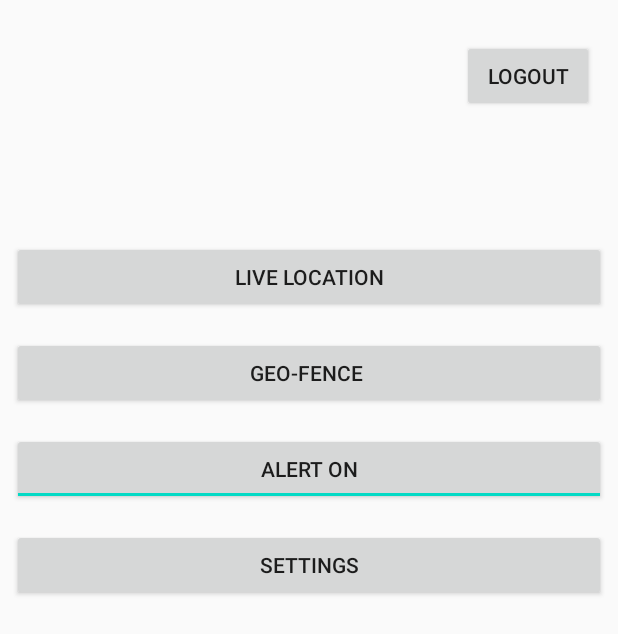
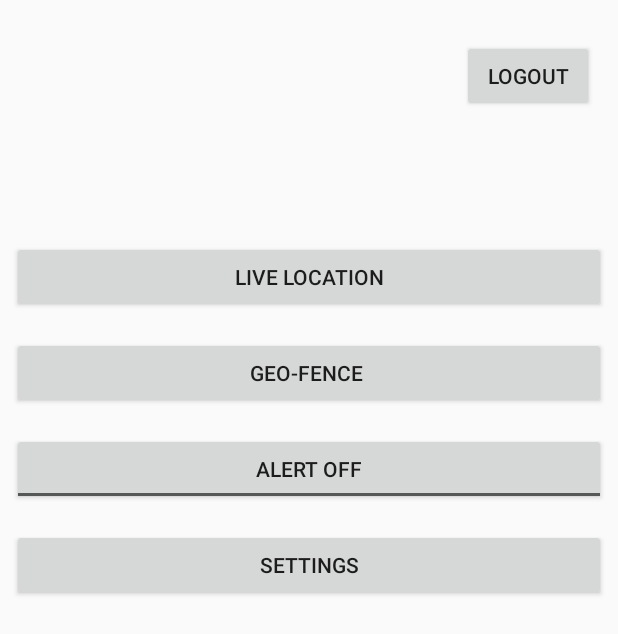
Before and after one commit to RuzaikMh/Child-Tracking, an Android app: the screen it shows after launch once a user with an empty profile is signed in (MainActivity), on a phone screen of 412 x 824 dp. Shown: the top 634 px of the screen. Run offline under Robolectric (Android 15) with nearby library versions, the phone set to English and light mode, and no system bars; our stand-ins replace Firebase (no records; nobody signed in at launch, a user with empty details on screens opened directly); Roboto replaces fonts that are not available here; 1 statement that could not run was skipped.

Commit message:
Commit "9/09"

```diff
--- a/app/src/main/java/com/example/childtracking/MainActivity.java
+++ b/app/src/main/java/com/example/childtracking/MainActivity.java
@@ -1,19 +1,45 @@
 package com.example.childtracking;
 
+import androidx.annotation.NonNull;
 import androidx.appcompat.app.AppCompatActivity;
 
 import android.content.Intent;
 import android.os.Bundle;
 import android.view.View;
-
+import android.widget.CompoundButton;
+import android.widget.ToggleButton;
 import com.google.firebase.auth.FirebaseAuth;
+import com.google.firebase.database.DataSnapshot;
+import com.google.firebase.database.DatabaseError;
+import com.google.firebase.database.DatabaseReference;
+import com.google.firebase.database.FirebaseDatabase;
+import com.google.firebase.database.ValueEventListener;
 
 public class MainActivity extends AppCompatActivity {
+
+    ToggleButton toggleButton;
 
     @Override
     protected void onCreate(Bundle savedInstanceState) {
         super.onCreate(savedInstanceState);
         setContentView(R.layout.activity_main);
+        toggleButton = (ToggleButton) findViewById(R.id.toggle1);
+        getStatus();
+        toggleButton.setOnCheckedChangeListener(new CompoundButton.OnCheckedChangeListener() {
+            public void onCheckedChanged(CompoundButton buttonView, boolean isChecked) {
+                if (isChecked) {
+                    FirebaseDatabase.getInstance()
+                            .getReference("Alert")
+                            .child("Status")
+                            .setValue(1);
+                } else {
+                    FirebaseDatabase.getInstance()
+                            .getReference("Alert")
+                            .child("Status")
+                            .setValue(0);
+                }
+            }
+        });
     }
 
     public void btnLiveLocation(View view){
@@ -29,4 +55,23 @@ public class MainActivity extends AppCompatActivity {
         startActivity(new Intent(getApplicationContext(),Login.class));
         finish();
     }
+
+    public void getStatus(){
+        DatabaseReference databaseReference = FirebaseDatabase.getInstance().getReference("Alert");
+        ValueEventListener listener = databaseReference.addValueEventListener(new ValueEventListener() {
+            @Override
+            public void onDataChange(@NonNull DataSnapshot dataSnapshot) {
+                int status = dataSnapshot.child("Status").getValue(Integer.class);
+                if(status == 1){
+                    toggleButton.setChecked(true);
+                }else{
+                    toggleButton.setChecked(false);
+                }
+            }
+            @Override
+            public void onCancelled(@NonNull DatabaseError databaseError) {
+
+            }
+        });
+    }
 }
```
